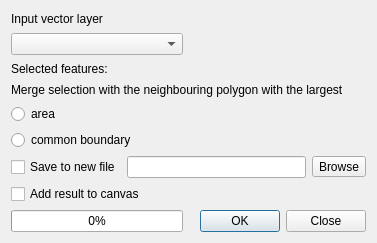
Above: python/plugins/fTools/tools/frmEliminate.ui from qgis/QGIS before the change. Below: the same form after it.
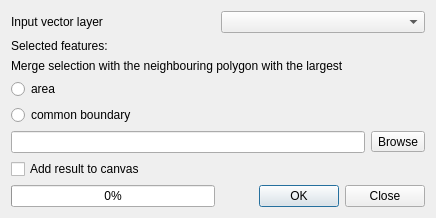
That is the form after the change.

Commit message: fix output of the eliminate slivers polygon tool (fix 6925). Patch by Bernhard Strobl

What changed in the file:
```diff
--- a/python/plugins/fTools/tools/frmEliminate.ui
+++ b/python/plugins/fTools/tools/frmEliminate.ui
@@ -6,8 +6,8 @@
    <rect>
     <x>0</x>
     <y>0</y>
-    <width>377</width>
-    <height>243</height>
+    <width>436</width>
+    <height>218</height>
    </rect>
   </property>
   <property name="windowTitle">
@@ -15,52 +15,21 @@
   </property>
   <layout class="QGridLayout" name="gridLayout">
    <item row="4" column="0">
-    <widget class="QRadioButton" name="area">
-     <property name="text">
-      <string>area</string>
-     </property>
-    </widget>
-   </item>
-   <item row="2" column="0" colspan="2">
-    <widget class="QLabel" name="selected">
-     <property name="text">
-      <string>Selected features:</string>
-     </property>
-    </widget>
-   </item>
-   <item row="0" column="0">
-    <widget class="QLabel" name="label_3">
-     <property name="text">
-      <string>Input vector layer</string>
-     </property>
-    </widget>
-   </item>
-   <item row="5" column="0" colspan="2">
     <widget class="QRadioButton" name="boundary">
      <property name="text">
       <string>common boundary</string>
      </property>
     </widget>
    </item>
-   <item row="3" column="0" colspan="3">
+   <item row="2" column="0" colspan="2">
     <widget class="QLabel" name="label">
      <property name="text">
       <string>Merge selection with the neighbouring polygon with the largest</string>
      </property>
     </widget>
    </item>
-   <item row="1" column="0">
-    <widget class="QComboBox" name="inShape"/>
-   </item>
-   <item row="6" column="0" colspan="3">
+   <item row="5" column="0" colspan="2">
     <layout class="QHBoxLayout" name="horizontalLayout">
-     <item>
-      <widget class="QCheckBox" name="writeShapefileCheck">
-       <property name="text">
-        <string>Save to new file</string>
-       </property>
-      </widget>
-     </item>
      <item>
       <widget class="QLineEdit" name="outShape">
        <property name="readOnly">
@@ -77,14 +46,17 @@
      </item>
     </layout>
    </item>
+   <item row="7" column="1">
+    <widget class="QDialogButtonBox" name="buttonBox_2">
+     <property name="orientation">
+      <enum>Qt::Horizontal</enum>
+     </property>
+     <property name="standardButtons">
+      <set>QDialogButtonBox::Close|QDialogButtonBox::Ok</set>
+     </property>
+    </widget>
+   </item>
    <item row="7" column="0">
-    <widget class="QCheckBox" name="addToCanvasCheck">
-     <property name="text">
-      <string>Add result to canvas</string>
-     </property>
-    </widget>
-   </item>
-   <item row="8" column="0">
     <widget class="QProgressBar" name="progressBar">
      <property name="value">
       <number>0</number>
@@ -94,13 +66,45 @@
      </property>
     </widget>
    </item>
-   <item row="8" column="2">
-    <widget class="QDialogButtonBox" name="buttonBox_2">
-     <property name="orientation">
-      <enum>Qt::Horizontal</enum>
+   <item row="0" column="0" colspan="2">
+    <layout class="QHBoxLayout" name="horizontalLayout_2">
+     <item>
+      <widget class="QLabel" name="label_3">
+       <property name="text">
+        <string>Input vector layer</string>
+       </property>
+      </widget>
+     </item>
+     <item>
+      <widget class="QComboBox" name="inShape">
+       <property name="sizePolicy">
+        <sizepolicy hsizetype="Preferred" vsizetype="Fixed">
+         <horstretch>0</horstretch>
+         <verstretch>0</verstretch>
+        </sizepolicy>
+       </property>
+      </widget>
+     </item>
+    </layout>
+   </item>
+   <item row="6" column="0">
+    <widget class="QCheckBox" name="addToCanvasCheck">
+     <property name="text">
+      <string>Add result to canvas</string>
      </property>
-     <property name="standardButtons">
-      <set>QDialogButtonBox::Close|QDialogButtonBox::Ok</set>
+    </widget>
+   </item>
+   <item row="1" column="0">
+    <widget class="QLabel" name="selected">
+     <property name="text">
+      <string>Selected features:</string>
+     </property>
+    </widget>
+   </item>
+   <item row="3" column="0">
+    <widget class="QRadioButton" name="area">
+     <property name="text">
+      <string>area</string>
      </property>
     </widget>
    </item>
```
The commit also changes 1 other file.
